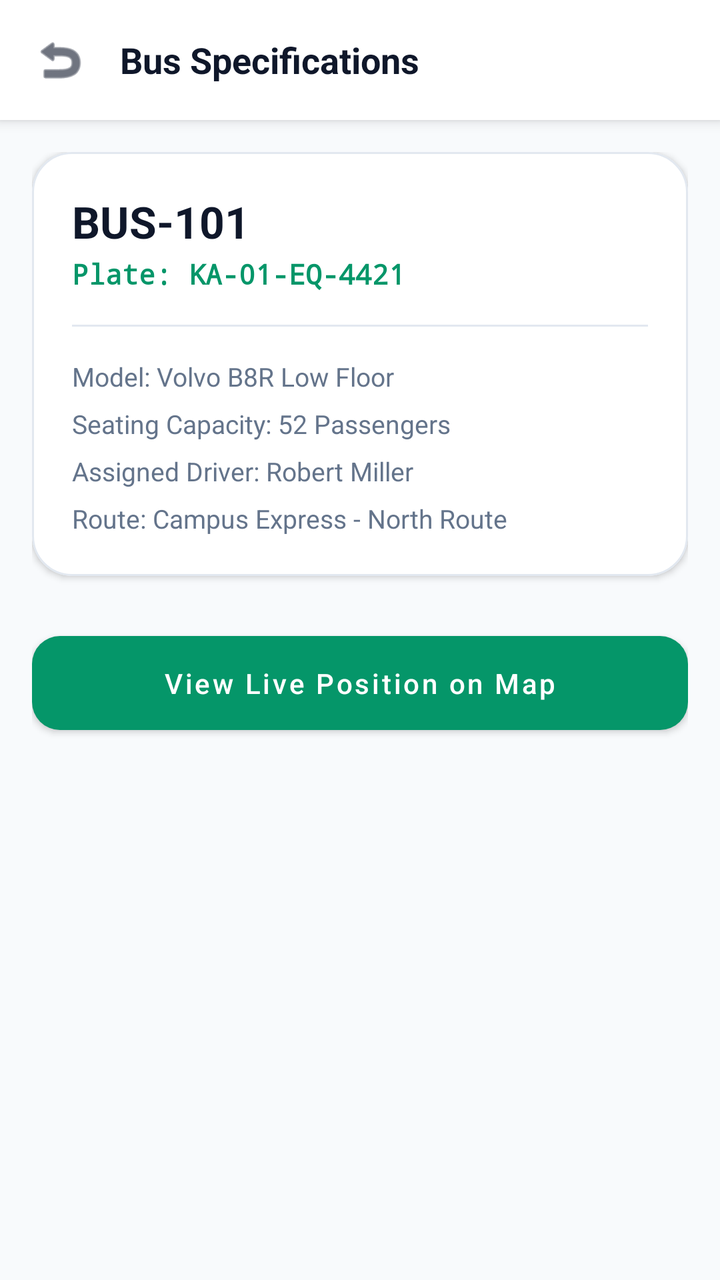
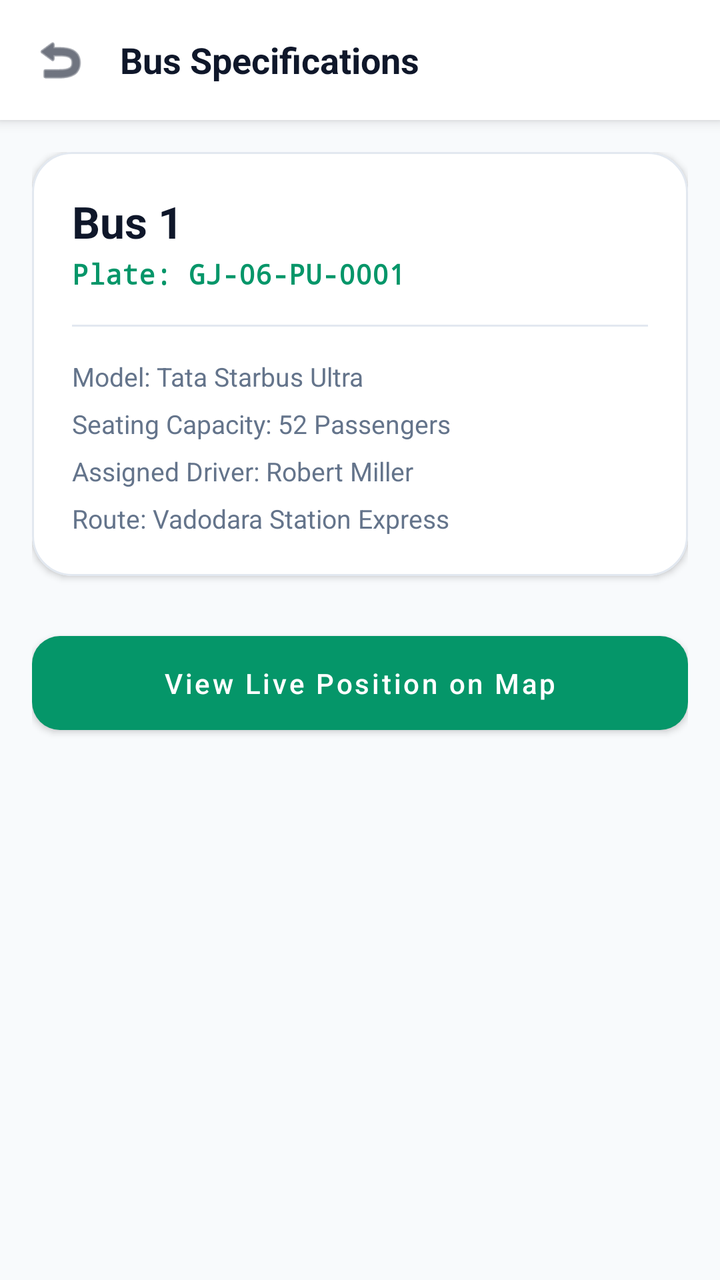

Two renders of the same Android screen: before a commit and after it. Below are the layout's source before the change and the commit's diff.
<!-- AndroidManifest.xml: application theme Theme.UniTrack -->
<!-- res/layout/activity_bus_detail.xml -->
<?xml version="1.0" encoding="utf-8"?>
<ScrollView xmlns:android="http://schemas.android.com/apk/res/android"
    xmlns:app="http://schemas.android.com/apk/res-auto"
    android:layout_width="match_parent"
    android:layout_height="match_parent"
    android:background="@color/background"
    android:fillViewport="true">

    <LinearLayout
        android:layout_width="match_parent"
        android:layout_height="wrap_content"
        android:orientation="vertical">

        <LinearLayout
            android:layout_width="match_parent"
            android:layout_height="wrap_content"
            android:background="@color/white"
            android:elevation="4dp"
            android:gravity="center_vertical"
            android:orientation="horizontal"
            android:padding="16dp">

            <ImageView
                android:id="@+id/btnBack"
                android:layout_width="28dp"
                android:layout_height="28dp"
                android:clickable="true"
                android:focusable="true"
                android:src="@android:drawable/ic_menu_revert"
                app:tint="@color/text_primary" />

            <TextView
                android:layout_width="wrap_content"
                android:layout_height="wrap_content"
                android:layout_marginStart="16dp"
                android:text="Bus Specifications"
                android:textColor="@color/text_primary"
                android:textSize="18sp"
                android:textStyle="bold" />
        </LinearLayout>

        <LinearLayout
            android:layout_width="match_parent"
            android:layout_height="wrap_content"
            android:orientation="vertical"
            android:padding="16dp">

            <com.google.android.material.card.MaterialCardView
                style="@style/Widget.UniTrack.Card"
                android:layout_width="match_parent"
                android:layout_height="wrap_content"
                app:cardCornerRadius="20dp">

                <LinearLayout
                    android:layout_width="match_parent"
                    android:layout_height="wrap_content"
                    android:orientation="vertical"
                    android:padding="20dp">

                    <TextView
                        android:id="@+id/tvBusNumber"
                        android:layout_width="wrap_content"
                        android:layout_height="wrap_content"
                        android:text="BUS-101"
                        android:textColor="@color/text_primary"
                        android:textSize="22sp"
                        android:textStyle="bold" />

                    <TextView
                        android:id="@+id/tvLicensePlate"
                        android:layout_width="wrap_content"
                        android:layout_height="wrap_content"
                        android:layout_marginTop="2dp"
                        android:fontFamily="monospace"
                        android:text="Plate: KA-01-EQ-4421"
                        android:textColor="@color/primary"
                        android:textSize="14sp"
                        android:textStyle="bold" />

                    <View
                        android:layout_width="match_parent"
                        android:layout_height="1dp"
                        android:layout_marginTop="16dp"
                        android:layout_marginBottom="16dp"
                        android:background="@color/divider" />

                    <TextView
                        android:id="@+id/tvModel"
                        android:layout_width="wrap_content"
                        android:layout_height="wrap_content"
                        android:text="Model: Volvo B8R Low Floor"
                        android:textColor="@color/text_secondary"
                        android:textSize="13sp" />

                    <TextView
                        android:id="@+id/tvCapacity"
                        android:layout_width="wrap_content"
                        android:layout_height="wrap_content"
                        android:layout_marginTop="6dp"
                        android:text="Seating Capacity: 52 Passengers"
                        android:textColor="@color/text_secondary"
                        android:textSize="13sp" />

                    <TextView
                        android:id="@+id/tvDriver"
                        android:layout_width="wrap_content"
                        android:layout_height="wrap_content"
                        android:layout_marginTop="6dp"
                        android:text="Assigned Driver: Robert Miller"
                        android:textColor="@color/text_secondary"
                        android:textSize="13sp" />

                    <TextView
                        android:id="@+id/tvAssignedRoute"
                        android:layout_width="wrap_content"
                        android:layout_height="wrap_content"
                        android:layout_marginTop="6dp"
                        android:text="Route: Campus Express - North Route"
                        android:textColor="@color/text_secondary"
                        android:textSize="13sp" />

                </LinearLayout>
            </com.google.android.material.card.MaterialCardView>

            <com.google.android.material.button.MaterialButton
                android:id="@+id/btnViewOnMap"
                style="@style/Widget.UniTrack.Button.Primary"
                android:layout_width="match_parent"
                android:layout_height="wrap_content"
                android:layout_marginTop="24dp"
                android:text="View Live Position on Map" />

        </LinearLayout>
    </LinearLayout>
</ScrollView>
<!-- resources referenced by this layout -->
<resources>
  <color name="background">#F8FAFC</color>
  <color name="divider">#E2E8F0</color>
  <color name="primary">#059669</color>
  <color name="text_primary">#0F172A</color>
  <color name="text_secondary">#64748B</color>
  <color name="white">#FFFFFF</color>
  <style name="Widget.UniTrack.Button.Primary" parent="Widget.MaterialComponents.Button">
          <item name="backgroundTint">@color/primary</item>
          <item name="android:textColor">@color/pure_white</item>
          <item name="cornerRadius">14dp</item>
          <item name="android:textAllCaps">false</item>
          <item name="android:paddingTop">14dp</item>
          <item name="android:paddingBottom">14dp</item>
          <item name="android:fontFamily">sans-serif-medium</item>
      </style>
  <style name="Widget.UniTrack.Card" parent="Widget.MaterialComponents.CardView">
          <item name="cardCornerRadius">20dp</item>
          <item name="cardElevation">2dp</item>
          <item name="cardBackgroundColor">@color/card_background</item>
          <item name="strokeColor">@color/border</item>
          <item name="strokeWidth">1dp</item>
      </style>
  <style name="Theme.UniTrack" parent="Theme.MaterialComponents.DayNight.NoActionBar">
          
          <item name="colorPrimary">@color/primary</item>
          <item name="colorPrimaryVariant">@color/primary_dark</item>
          <item name="colorOnPrimary">@color/pure_white</item>
          
          <item name="colorSecondary">@color/secondary</item>
          <item name="colorSecondaryVariant">@color/secondary_light</item>
          <item name="colorOnSecondary">@color/pure_white</item>
          
          <item name="android:statusBarColor">@color/surface</item>
          <item name="android:windowLightStatusBar">true</item>
          <item name="android:windowBackground">@color/background</item>
          <item name="colorSurface">@color/surface</item>
          <item name="colorOnSurface">@color/text_primary</item>
  
          
          <item name="android:textColor">@color/text_primary</item>
          <item name="android:textColorPrimary">@color/text_primary</item>
          <item name="android:textColorSecondary">@color/text_secondary</item>
          <item name="android:textColorHint">@color/input_hint</item>
          <item name="android:editTextColor">@color/input_text</item>
  
          
          <item name="textInputStyle">@style/Widget.UniTrack.TextInputLayout</item>
          <item name="editTextStyle">@style/Widget.UniTrack.EditText</item>
      </style>
  <color name="pure_white">#FFFFFF</color>
  <color name="card_background">#FFFFFF</color>
  <color name="border">#E2E8F0</color>
  <color name="primary_dark">#047857</color>
  <color name="secondary">#0F172A</color>
  <color name="secondary_light">#1E293B</color>
  <color name="surface">#FFFFFF</color>
  <color name="input_hint">#64748B</color>
  <color name="input_text">#0F172A</color>
  <style name="Widget.UniTrack.TextInputLayout" parent="Widget.MaterialComponents.TextInputLayout.OutlinedBox">
          <item name="boxStrokeColor">@color/primary</item>
          <item name="hintTextColor">@color/primary</item>
          <item name="android:textColorHint">@color/input_hint</item>
          <item name="boxBackgroundColor">@color/input_background</item>
          <item name="boxCornerRadiusTopStart">12dp</item>
          <item name="boxCornerRadiusTopEnd">12dp</item>
          <item name="boxCornerRadiusBottomStart">12dp</item>
          <item name="boxCornerRadiusBottomEnd">12dp</item>
      </style>
  <style name="Widget.UniTrack.EditText" parent="Widget.MaterialComponents.TextInputEditText.OutlinedBox">
          <item name="android:textColor">@color/input_text</item>
          <item name="android:textColorHint">@color/input_hint</item>
          <item name="android:textSize">14sp</item>
      </style>
  <color name="input_background">#FFFFFF</color>
</resources>

<!-- the commit's change to res/layout/activity_bus_detail.xml (unified diff, before → after) -->
@@ -61,7 +61,7 @@
                         android:id="@+id/tvBusNumber"
                         android:layout_width="wrap_content"
                         android:layout_height="wrap_content"
-                        android:text="BUS-101"
+                        android:text="Bus 1"
                         android:textColor="@color/text_primary"
                         android:textSize="22sp"
                         android:textStyle="bold" />
@@ -72,7 +72,7 @@
                         android:layout_height="wrap_content"
                         android:layout_marginTop="2dp"
                         android:fontFamily="monospace"
-                        android:text="Plate: KA-01-EQ-4421"
+                        android:text="Plate: GJ-06-PU-0001"
                         android:textColor="@color/primary"
                         android:textSize="14sp"
                         android:textStyle="bold" />
@@ -88,7 +88,7 @@
                         android:id="@+id/tvModel"
                         android:layout_width="wrap_content"
                         android:layout_height="wrap_content"
-                        android:text="Model: Volvo B8R Low Floor"
+                        android:text="Model: Tata Starbus Ultra"
                         android:textColor="@color/text_secondary"
                         android:textSize="13sp" />
 
@@ -115,7 +115,7 @@
                         android:layout_width="wrap_content"
                         android:layout_height="wrap_content"
                         android:layout_marginTop="6dp"
-                        android:text="Route: Campus Express - North Route"
+                        android:text="Route: Vadodara Station Express"
                         android:textColor="@color/text_secondary"
                         android:textSize="13sp" />
 
